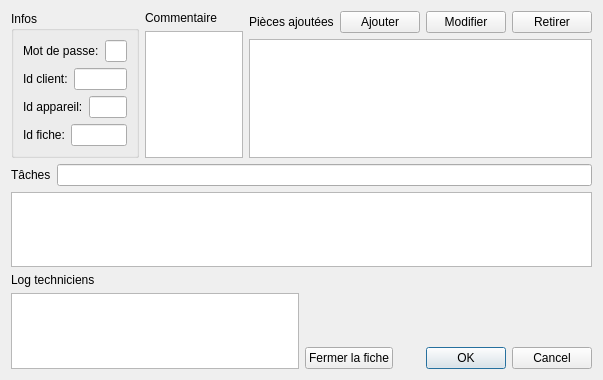
First picture: the form in InfoDynamiqueQt/Vues/vueeditionfiche.ui, repository AlexandreGirardin/ProjetAnalyse, before the edit.
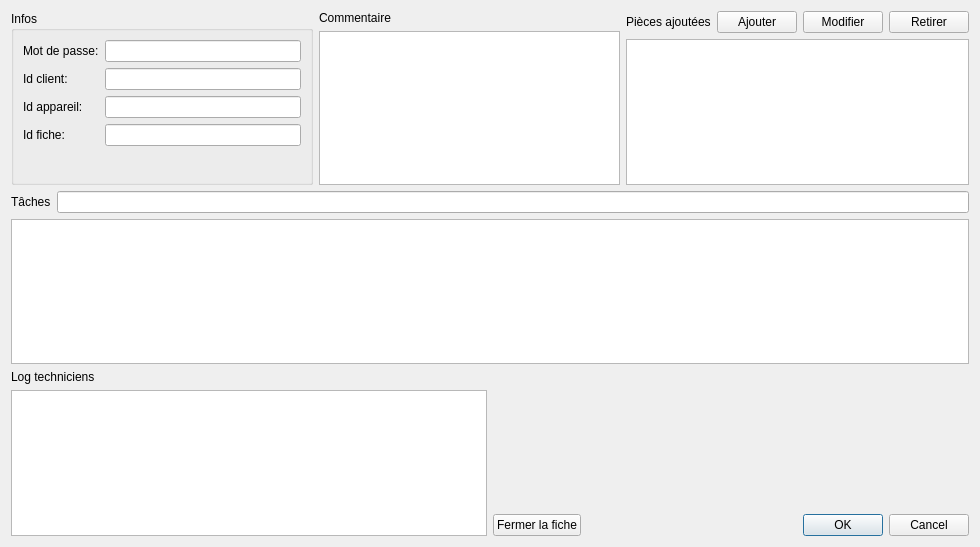
Second picture: the form after the edit.

Patch:
```diff
--- a/InfoDynamiqueQt/Vues/vueeditionfiche.ui
+++ b/InfoDynamiqueQt/Vues/vueeditionfiche.ui
@@ -6,8 +6,8 @@
    <rect>
     <x>0</x>
     <y>0</y>
-    <width>603</width>
-    <height>380</height>
+    <width>980</width>
+    <height>547</height>
    </rect>
   </property>
   <property name="windowTitle">
@@ -26,57 +26,45 @@
        </property>
        <layout class="QVBoxLayout" name="verticalLayout_7">
         <item>
-         <layout class="QHBoxLayout" name="horizontalLayout_6">
-          <item>
+         <layout class="QFormLayout" name="formLayout">
+          <item row="0" column="0">
            <widget class="QLabel" name="label">
             <property name="text">
              <string>Mot de passe:</string>
             </property>
            </widget>
           </item>
-          <item>
+          <item row="0" column="1">
            <widget class="QLineEdit" name="lineEdit"/>
           </item>
-         </layout>
-        </item>
-        <item>
-         <layout class="QHBoxLayout" name="horizontalLayout_5">
-          <item>
+          <item row="1" column="0">
            <widget class="QLabel" name="label_4">
             <property name="text">
              <string>Id client:</string>
             </property>
            </widget>
           </item>
-          <item>
+          <item row="1" column="1">
            <widget class="QLineEdit" name="lineEdit_2"/>
           </item>
-         </layout>
-        </item>
-        <item>
-         <layout class="QHBoxLayout" name="horizontalLayout_4">
-          <item>
+          <item row="2" column="0">
            <widget class="QLabel" name="label_5">
             <property name="text">
              <string>Id appareil:</string>
             </property>
            </widget>
           </item>
-          <item>
+          <item row="2" column="1">
            <widget class="QLineEdit" name="lineEdit_3"/>
           </item>
-         </layout>
-        </item>
-        <item>
-         <layout class="QHBoxLayout" name="horizontalLayout_3">
-          <item>
+          <item row="3" column="0">
            <widget class="QLabel" name="label_6">
             <property name="text">
              <string>Id fiche:</string>
             </property>
            </widget>
           </item>
-          <item>
+          <item row="3" column="1">
            <widget class="QLineEdit" name="lineEdit_4"/>
           </item>
          </layout>
@@ -140,15 +128,15 @@
     </layout>
    </item>
    <item>
-    <layout class="QHBoxLayout" name="horizontalLayout_7">
-     <item>
+    <layout class="QFormLayout" name="formLayout_2">
+     <item row="0" column="0">
       <widget class="QLabel" name="label_7">
        <property name="text">
         <string>Tâches</string>
        </property>
       </widget>
      </item>
-     <item>
+     <item row="0" column="1">
       <widget class="QLineEdit" name="lineEdit_5"/>
      </item>
     </layout>
```
